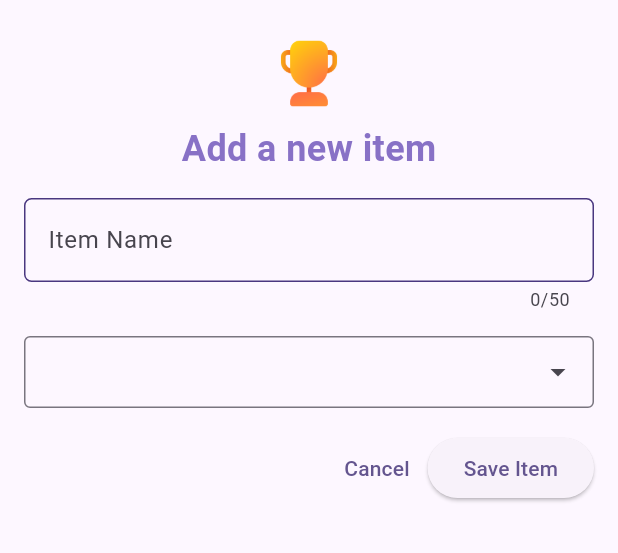
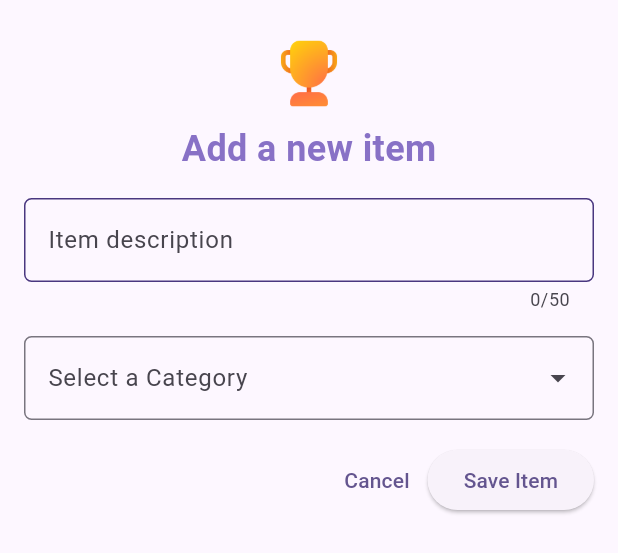
Before and after one commit to felisio/my_todo_list, a Flutter app: the NewTodo widget shown alone on an empty page, opened directly with empty values, on a phone screen of 412 x 824 dp. Shown: the top 553 px of the screen. Run offline on Flutter 3.47's test engine with Material 3 defaults, Android fonts, the phone set to English and light mode, and no system bars; drawn by our look-alikes of dropdown_search; our stand-ins replace confetti, device_preview, flutter_dotenv, flutter_speed_dial, google_fonts, hive and 1 more; accounts and stored records are empty; Roboto replaces fonts that are missing (Chewy); statements that could not run were skipped.

Commit message:
feat(app): add placeholder to dropdown

```diff
--- a/lib/widgets/new_todo.dart
+++ b/lib/widgets/new_todo.dart
@@ -88,12 +88,30 @@ class _NewTodoState extends State<NewTodo> {
                     ),
                     borderRadius: BorderRadius.circular(5.0), // Rounded corners
                   ),
-                  label: Text('Item Name'),
+                  focusedBorder: OutlineInputBorder(
+                    borderSide: BorderSide(
+                      color: Color.fromARGB(255, 74, 55, 128),
+                      width: 2.0,
+                    ),
+                    borderRadius: BorderRadius.circular(5.0), // Rounded corners
+                  ),
+                  label: Text('Item description'),
                 ),
               ),
               const SizedBox(height: 16),
               DropdownSearch<String>(
                 items: (f, cs) => categories,
+                decoratorProps: DropDownDecoratorProps(
+                  decoration: InputDecoration(
+                    labelText: 'Select a Category',
+                    border: OutlineInputBorder(
+                      borderSide: BorderSide(
+                        color: Color.fromARGB(255, 74, 55, 128),
+                      ),
+                      borderRadius: BorderRadius.circular(5.0),
+                    ),
+                  ),
+                ),
                 popupProps: PopupProps.menu(
                   fit: FlexFit.loose,
                   showSelectedItems: true,
```
